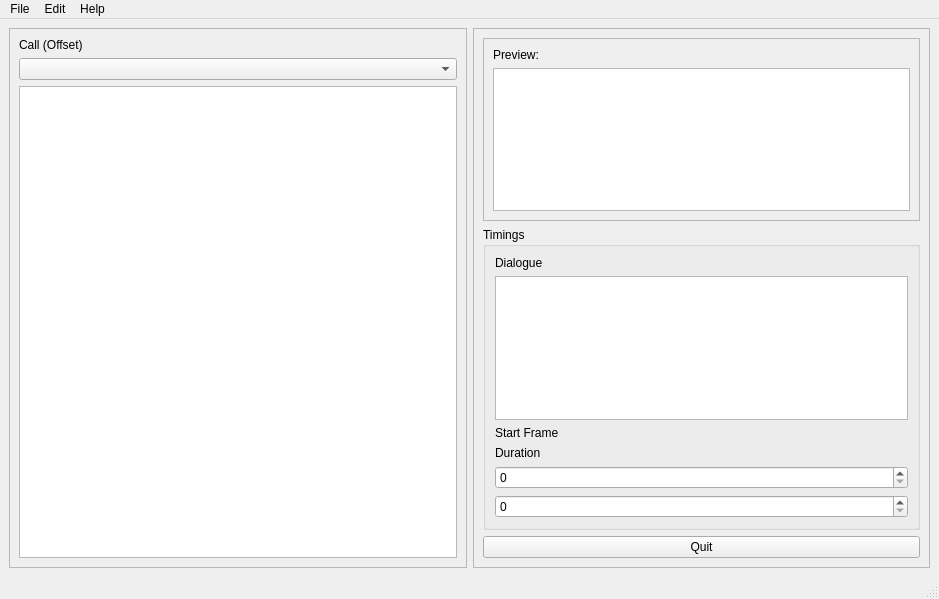
Before: the Qt Designer form form.ui in DoktorDeSparkle/mgs1-translation-toolkit, drawn with Qt 5.
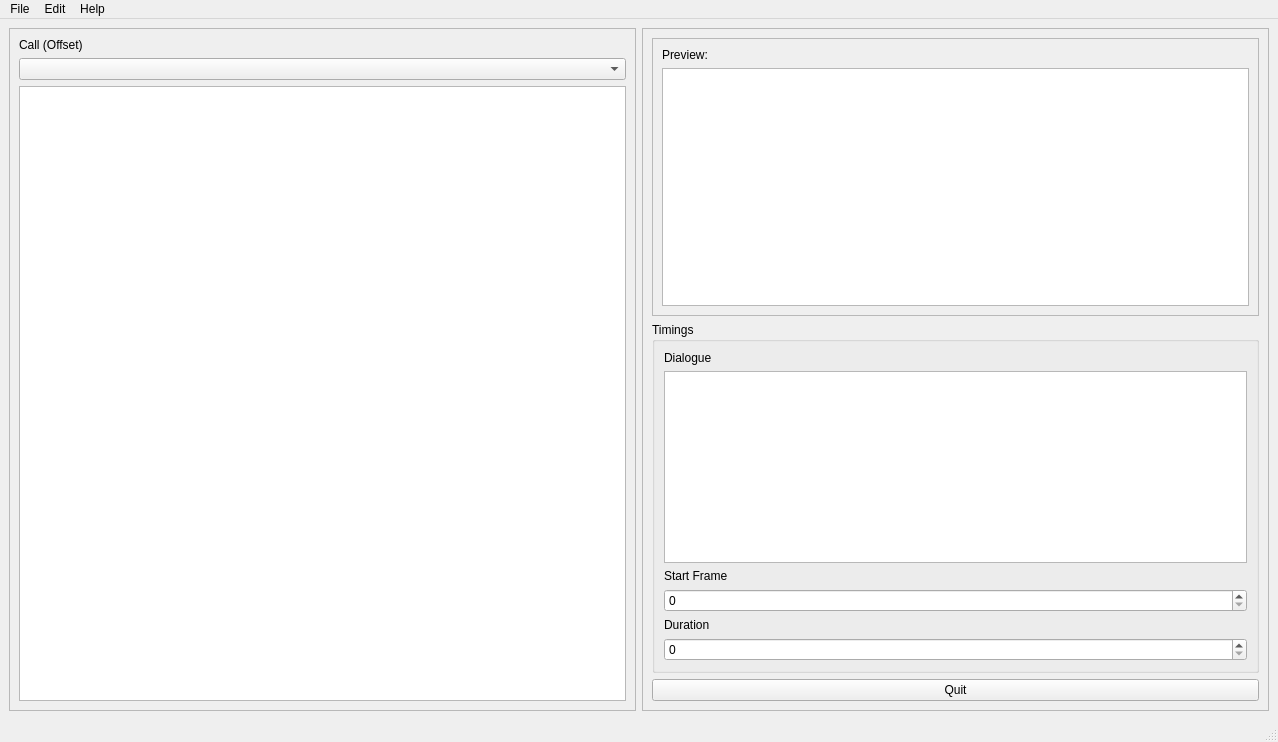
After: the same form once the commit is applied.

Diff of the .ui file:
```diff
--- a/form.ui
+++ b/form.ui
@@ -6,8 +6,8 @@
    <rect>
     <x>0</x>
     <y>0</y>
-    <width>939</width>
-    <height>599</height>
+    <width>1278</width>
+    <height>742</height>
    </rect>
   </property>
   <property name="windowTitle">
@@ -38,7 +38,7 @@
         <widget class="QComboBox" name="offsetListBox"/>
        </item>
        <item>
-        <widget class="QListView" name="listView"/>
+        <widget class="QListWidget" name="audioCueListView"/>
        </item>
       </layout>
      </widget>
@@ -95,12 +95,8 @@
             <property name="text">
              <string>Start Frame</string>
             </property>
-           </widget>
-          </item>
-          <item>
-           <widget class="QLabel" name="labelDuration">
-            <property name="text">
-             <string>Duration</string>
+            <property name="buddy">
+             <cstring>startFrameBox</cstring>
             </property>
            </widget>
           </item>
@@ -115,7 +111,17 @@
            </widget>
           </item>
           <item>
-           <widget class="QSpinBox" name="spinBox_2"/>
+           <widget class="QLabel" name="labelDuration">
+            <property name="text">
+             <string>Duration</string>
+            </property>
+            <property name="buddy">
+             <cstring>durationBox</cstring>
+            </property>
+           </widget>
+          </item>
+          <item>
+           <widget class="QSpinBox" name="durationBox"/>
           </item>
          </layout>
         </widget>
@@ -137,7 +143,7 @@
     <rect>
      <x>0</x>
      <y>0</y>
-     <width>939</width>
+     <width>1278</width>
      <height>24</height>
     </rect>
    </property>
```
Left out of the diff: 66 changed lines with no effect on the pictures.
